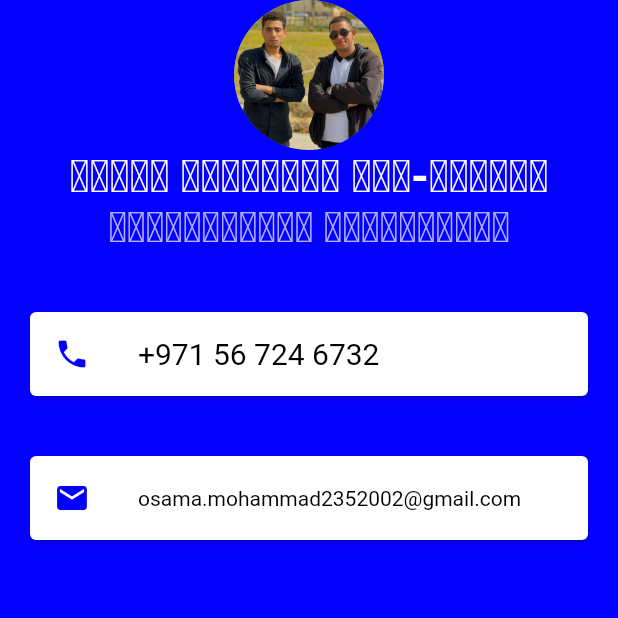
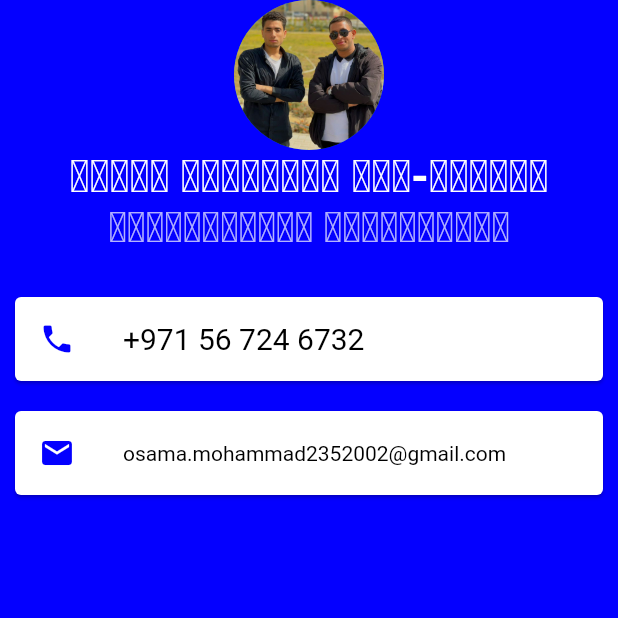
Before and after one commit to OsamaMohammadAbdalaziz/business_card_app, a Flutter app: the screen it shows after launch, on a phone screen of 412 x 824 dp, the top half of it. Run offline on Flutter 3.47's test engine with Material 2 defaults, Android fonts, the phone set to English and light mode, and no system bars.

Commit message:
change 20 to 10 in margin

```diff
--- a/lib/Pages/Home.dart
+++ b/lib/Pages/Home.dart
@@ -36,7 +36,7 @@ class Home extends StatelessWidget {
               height: 20,
             ),
             Card(
-              margin: EdgeInsets.all(20),
+              margin: EdgeInsets.all(10),
               child: ListTile(
                 leading: Icon(
                   Icons.phone,
@@ -52,7 +52,7 @@ class Home extends StatelessWidget {
               ),
             ),
             Card(
-              margin: EdgeInsets.all(20),
+              margin: EdgeInsets.all(10),
               child: ListTile(
                 leading: Icon(
                   Icons.email,
```
